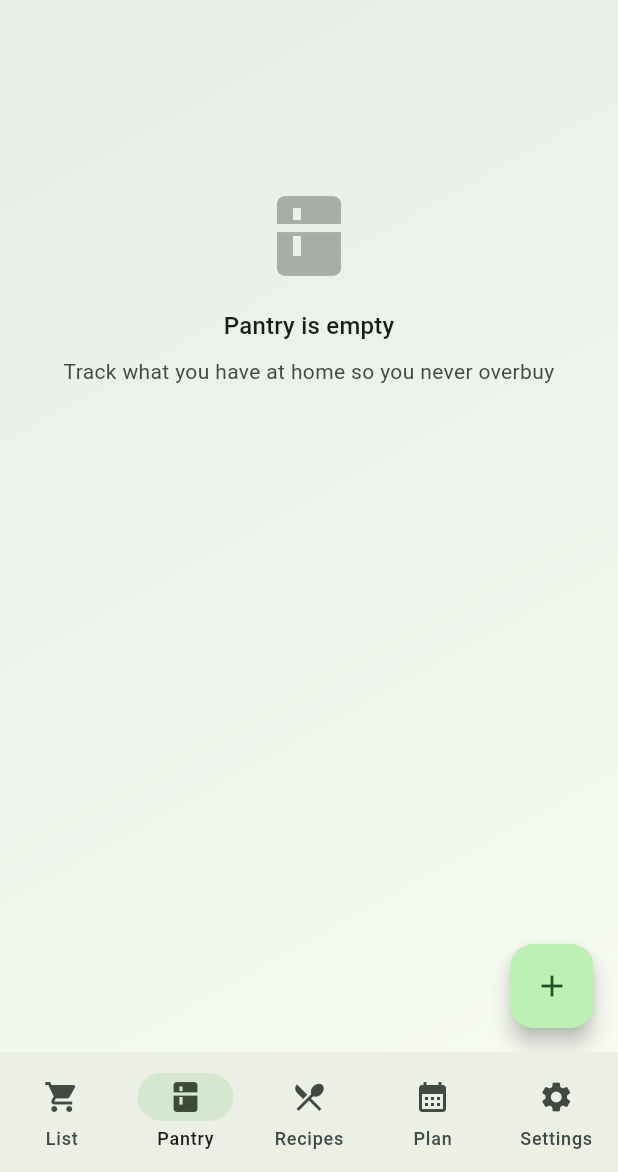
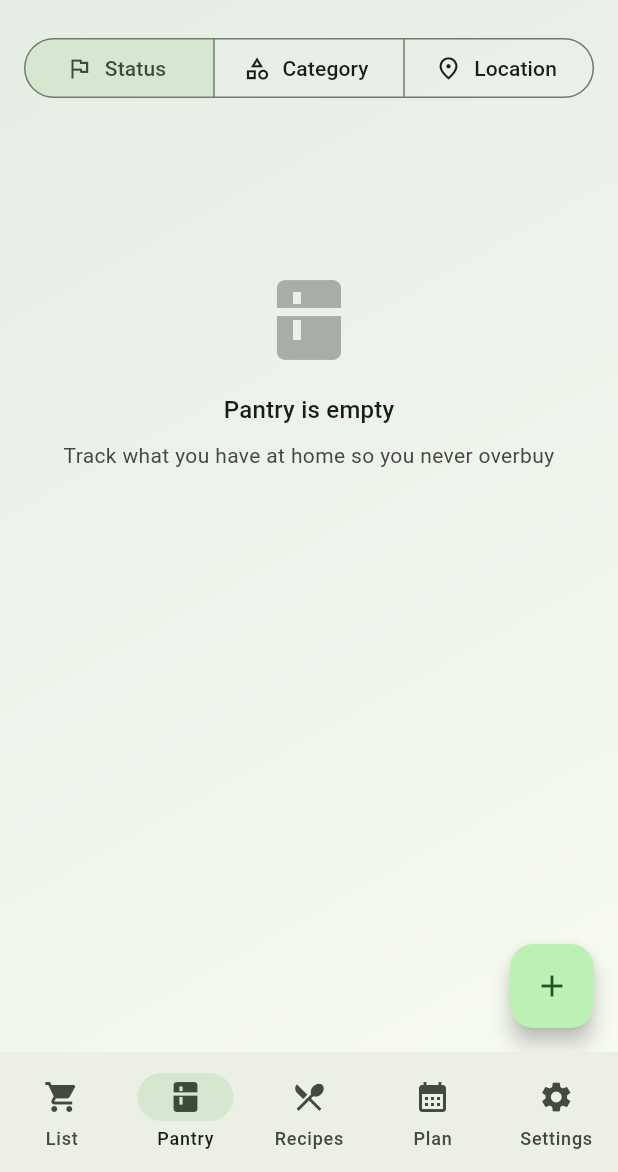
Before and after one commit to DazedDingo/groceries-app, a Flutter app: the PantryScreen screen opened by its route, on a phone screen of 412 x 824 dp, the part 64-1236 px from its top. Run offline on Flutter 3.47's test engine with Material 3 defaults, Android fonts, the phone set to English and light mode, and no system bars; our stand-ins replace app_links, cloud_firestore, cloud_functions, firebase_auth, firebase_core, firebase_messaging and 7 more; missing offline and left inert: android_intent_plus, mobile_scanner; accounts and stored records are empty.

Commit message:
feat(pantry): group-by toggle — status / category / location
Adds a SegmentedButton at the top of the Pantry tab that switches
between the existing status-bucketed view and two new grouped views
(by category and by location). Grouping choice persists across
sessions via SharedPreferences.

New pantry_grouper.dart holds the pure grouping/sorting logic so it
can be unit-tested without Firestore:
- statusRank(): expired < expiring < below-optimal < stale < stocked
- groupByCategory(): respects display order, Uncategorised bucket last
- groupByLocation(): built-in PantryLocation first, custom, then Not set
- both modes float expired items to the top of each section

Co-Authored-By: Claude Opus 4.7 <noreply@anthropic.com>

```diff
--- a/lib/providers/pantry_provider.dart
+++ b/lib/providers/pantry_provider.dart
@@ -1,4 +1,5 @@
 import 'package:flutter_riverpod/flutter_riverpod.dart';
+import 'package:shared_preferences/shared_preferences.dart';
 import '../services/pantry_service.dart';
 import '../services/location_service.dart';
 import '../models/pantry_item.dart';
@@ -31,3 +32,47 @@ final filteredPantryProvider = Provider<List<PantryItem>>((ref) {
   }
   return items;
 });
+
+/// How the pantry screen groups items. `status` is the original layout
+/// (Expired → Needs restock → Stocked). `category` and `location` swap that
+/// out for a flat list with headers per category or per location.
+enum PantryGrouping {
+  status('status', 'Status'),
+  category('category', 'Category'),
+  location('location', 'Location');
+
+  final String id;
+  final String label;
+  const PantryGrouping(this.id, this.label);
+
+  static PantryGrouping fromId(String? id) {
+    for (final g in PantryGrouping.values) {
+      if (g.id == id) return g;
+    }
+    return PantryGrouping.status;
+  }
+}
+
+final pantryGroupingProvider =
+    StateNotifierProvider<PantryGroupingNotifier, PantryGrouping>((ref) {
+  return PantryGroupingNotifier();
+});
+
+class PantryGroupingNotifier extends StateNotifier<PantryGrouping> {
+  PantryGroupingNotifier() : super(PantryGrouping.status) {
+    _load();
+  }
+
+  static const _prefsKey = 'pantryGrouping';
+
+  Future<void> _load() async {
+    final prefs = await SharedPreferences.getInstance();
+    state = PantryGrouping.fromId(prefs.getString(_prefsKey));
+  }
+
+  Future<void> set(PantryGrouping grouping) async {
+    state = grouping;
+    final prefs = await SharedPreferences.getInstance();
+    await prefs.setString(_prefsKey, grouping.id);
+  }
+}
--- a/lib/screens/pantry/pantry_screen.dart
+++ b/lib/screens/pantry/pantry_screen.dart
@@ -12,6 +12,8 @@ import '../../models/item.dart';
 import '../../models/category.dart';
 import '../../models/pantry_item.dart';
 import '../../services/category_guesser.dart';
+import '../../services/pantry_grouper.dart';
+import '../../services/pantry_service.dart';
 import '../../services/running_low_promoter.dart';
 import '../../services/text_item_parser.dart';
 import '../shared/bulk_add_dialog.dart';
@@ -219,8 +221,10 @@ class _PantryScreenState extends ConsumerState<PantryScreen> {
   Widget build(BuildContext context) {
     final pantry = ref.watch(filteredPantryProvider);
     final selectedCat = ref.watch(pantrySelectedCategoryProvider);
+    final grouping = ref.watch(pantryGroupingProvider);
     final householdId = ref.watch(householdIdProvider).value ?? '';
     final categories = ref.watch(categoriesProvider).value ?? [];
+    final customLocations = ref.watch(customLocationsProvider).value ?? const <String>[];
     final pantryService = ref.watch(pantryServiceProvider);
     final itemsService = ref.watch(itemsServiceProvider);
     final items = ref.watch(itemsProvider).value ?? const <ShoppingItem>[];
@@ -361,6 +365,35 @@ class _PantryScreenState extends ConsumerState<PantryScreen> {
       ),
       body: Column(
         children: [
+          Padding(
+            padding: const EdgeInsets.fromLTRB(16, 8, 16, 0),
+            child: SizedBox(
+              width: double.infinity,
+              child: SegmentedButton<PantryGrouping>(
+                segments: const [
+                  ButtonSegment(
+                    value: PantryGrouping.status,
+                    label: Text('Status'),
+                    icon: Icon(Icons.flag_outlined),
+                  ),
+                  ButtonSegment(
+                    value: PantryGrouping.category,
+                    label: Text('Category'),
+                    icon: Icon(Icons.category_outlined),
+                  ),
+                  ButtonSegment(
+                    value: PantryGrouping.location,
+                    label: Text('Location'),
+                    icon: Icon(Icons.place_outlined),
+                  ),
+                ],
+                selected: {grouping},
+                onSelectionChanged: (s) =>
+                    ref.read(pantryGroupingProvider.notifier).set(s.first),
+                showSelectedIcon: false,
+              ),
+            ),
+          ),
           if (categories.isNotEmpty)
             SingleChildScrollView(
               scrollDirection: Axis.horizontal,
@@ -396,112 +429,21 @@ class _PantryScreenState extends ConsumerState<PantryScreen> {
                   )
                 : ListView(
                     physics: const AlwaysScrollableScrollPhysics(),
-                    children: [
-                      if (expired.isNotEmpty) ...[
-                        Container(
-                          margin: const EdgeInsets.fromLTRB(16, 8, 16, 4),
-                          padding: const EdgeInsets.all(12),
-                          decoration: BoxDecoration(
-                            color: Theme.of(context).colorScheme.errorContainer,
-                            borderRadius: BorderRadius.circular(8),
-                          ),
-                          child: Row(
-                            children: [
-                              Icon(Icons.warning_amber, color: Theme.of(context).colorScheme.onErrorContainer),
-                              const SizedBox(width: 8),
-                              Expanded(
-                                child: Text(
-                                  '${expired.length} expired item${expired.length == 1 ? '' : 's'} — consider removing',
-                                  style: TextStyle(color: Theme.of(context).colorScheme.onErrorContainer),
-                                ),
-                              ),
-                              TextButton(
-                                onPressed: () async {
-                                  final confirm = await showDialog<bool>(
-                                    context: context,
-                                    builder: (ctx) => AlertDialog(
-                                      title: const Text('Clear expired items?'),
-                                      content: Text('This will remove ${expired.length} expired item${expired.length == 1 ? '' : 's'} from your pantry.'),
-                                      actions: [
-                                        TextButton(onPressed: () => Navigator.pop(ctx, false), child: const Text('Cancel')),
-                                        FilledButton(onPressed: () => Navigator.pop(ctx, true), child: const Text('Clear')),
-                                      ],
-                                    ),
-                                  );
-                                  if (confirm == true) {
-                                    pantryService.clearExpired(
-                                      householdId,
-                                      expired.map((e) => e.id).toList(),
-                                    );
-                                  }
-                                },
-                                child: Text('Clear all',
-                                  style: TextStyle(color: Theme.of(context).colorScheme.onErrorContainer)),
-                              ),
-                            ],
-                          ),
-                        ),
-                        Padding(
-                          padding: const EdgeInsets.fromLTRB(16, 8, 16, 4),
-                          child: Text('Expired',
-                              style: Theme.of(context).textTheme.labelLarge?.copyWith(
-                                    color: Theme.of(context).colorScheme.error,
-                                  )),
-                        ),
-                        ...expired.map(buildTile),
-                        const Divider(),
-                      ],
-                      if (expiringSoon.isNotEmpty) ...[
-                        Padding(
-                          padding: const EdgeInsets.fromLTRB(16, 8, 16, 4),
-                          child: Text('Expiring soon',
-                              style: Theme.of(context).textTheme.labelLarge?.copyWith(
-                                    color: Colors.orange,
-                                  )),
-                        ),
-                        ...expiringSoon.map(buildTile),
-                        const Divider(),
-                      ],
-                      if (stale.isNotEmpty) ...[
-                        Padding(
-                          padding: const EdgeInsets.fromLTRB(16, 12, 16, 4),
-                          child: Text('Sitting unused',
-                              style: Theme.of(context).textTheme.labelLarge?.copyWith(
-                                    color: Colors.brown,
-                                  )),
-                        ),
-                        Padding(
-                          padding: const EdgeInsets.fromLTRB(16, 0, 16, 4),
-                          child: Text(
-                            'In your pantry 60+ days — use it or bin it.',
-                            style: Theme.of(context).textTheme.bodySmall?.copyWith(
-                                  color: Theme.of(context).colorScheme.onSurfaceVariant,
-                                ),
-                          ),
-                        ),
-                        ...stale.map(buildTile),
-                        const Divider(),
-                      ],
-                      if (needsRestock.isNotEmpty) ...[
-                        Padding(
-                          padding: const EdgeInsets.fromLTRB(16, 12, 16, 4),
-                          child: Text('Needs restocking',
-                              style: Theme.of(context).textTheme.labelLarge?.copyWith(
-                                    color: Theme.of(context).colorScheme.error,
-                                  )),
-                        ),
-                        ...needsRestock.map(buildTile),
-                        const Divider(),
-                      ],
-                      if (stocked.isNotEmpty) ...[
-                        Padding(
-                          padding: const EdgeInsets.fromLTRB(16, 8, 16, 4),
-                          child: Text('Stocked',
-                              style: Theme.of(context).textTheme.labelLarge),
-                        ),
-                        ...stocked.map(buildTile),
-                      ],
-                    ],
+                    children: _buildListChildren(
+                      context: context,
+                      grouping: grouping,
+                      pantry: pantry,
+                      categories: categories,
+                      customLocations: customLocations,
+                      expired: expired,
+                      expiringSoon: expiringSoon,
+                      stale: stale,
+                      needsRestock: needsRestock,
+                      stocked: stocked,
+                      householdId: householdId,
+                      pantryService: pantryService,
+                      buildTile: buildTile,
+                    ),
                   ),
             ),
           ),
@@ -531,6 +473,144 @@ class _PantryScreenState extends ConsumerState<PantryScreen> {
               child: const Icon(Icons.add),
             ),
     );
+  }
+
+  /// Builds the children of the pantry list's `ListView`. Branches on the
+  /// grouping mode: Status mirrors the original layout; Category / Location
+  /// replace the status buckets with category- or location-headed sections
+  /// (expired items still float to the top inside each group via
+  /// `pantry_grouper.dart`).
+  List<Widget> _buildListChildren({
+    required BuildContext context,
+    required PantryGrouping grouping,
+    required List<PantryItem> pantry,
+    required List<GroceryCategory> categories,
+    required List<String> customLocations,
+    required List<PantryItem> expired,
+    required List<PantryItem> expiringSoon,
+    required List<PantryItem> stale,
+    required List<PantryItem> needsRestock,
+    required List<PantryItem> stocked,
+    required String householdId,
+    required PantryService pantryService,
+    required Widget Function(PantryItem) buildTile,
+  }) {
+    final theme = Theme.of(context);
+
+    Widget sectionHeader(String text, {Color? color, String? subtext}) {
+      final color0 = color ?? theme.textTheme.labelLarge?.color;
+      return Column(
+        crossAxisAlignment: CrossAxisAlignment.start,
+        children: [
+          Padding(
+            padding: const EdgeInsets.fromLTRB(16, 12, 16, 4),
+            child: Text(text,
+                style: theme.textTheme.labelLarge?.copyWith(color: color0)),
+          ),
+          if (subtext != null)
+            Padding(
+              padding: const EdgeInsets.fromLTRB(16, 0, 16, 4),
+              child: Text(
+                subtext,
+                style: theme.textTheme.bodySmall?.copyWith(
+                      color: theme.colorScheme.onSurfaceVariant,
+                    ),
+              ),
+            ),
+        ],
+      );
+    }
+
+    Widget expiredBanner() => Container(
+      margin: const EdgeInsets.fromLTRB(16, 8, 16, 4),
+      padding: const EdgeInsets.all(12),
+      decoration: BoxDecoration(
+        color: theme.colorScheme.errorContainer,
+        borderRadius: BorderRadius.circular(8),
+      ),
+      child: Row(
+        children: [
+          Icon(Icons.warning_amber, color: theme.colorScheme.onErrorContainer),
+          const SizedBox(width: 8),
+          Expanded(
+            child: Text(
+              '${expired.length} expired item${expired.length == 1 ? '' : 's'} — consider removing',
+              style: TextStyle(color: theme.colorScheme.onErrorContainer),
+            ),
+          ),
+          TextButton(
+            onPressed: () async {
+              final confirm = await showDialog<bool>(
+                context: context,
+                builder: (ctx) => AlertDialog(
+                  title: const Text('Clear expired items?'),
+                  content: Text('This will remove ${expired.length} expired item${expired.length == 1 ? '' : 's'} from your pantry.'),
+                  actions: [
+                    TextButton(onPressed: () => Navigator.pop(ctx, false), child: const Text('Cancel')),
+                    FilledButton(onPressed: () => Navigator.pop(ctx, true), child: const Text('Clear')),
+                  ],
+                ),
+              );
+              if (confirm == true) {
+                pantryService.clearExpired(
+                  householdId,
+                  expired.map((e) => e.id).toList(),
+                );
+              }
+            },
+            child: Text('Clear all',
+                style: TextStyle(color: theme.colorScheme.onErrorContainer)),
+          ),
+        ],
+      ),
+    );
+
+    if (grouping == PantryGrouping.status) {
+      return [
+        if (expired.isNotEmpty) ...[
+          expiredBanner(),
+          sectionHeader('Expired', color: theme.colorScheme.error),
+          ...expired.map(buildTile),
+          const Divider(),
+        ],
+        if (expiringSoon.isNotEmpty) ...[
+          sectionHeader('Expiring soon', color: Colors.orange),
+          ...expiringSoon.map(buildTile),
+          const Divider(),
+        ],
+        if (stale.isNotEmpty) ...[
+          sectionHeader(
+            'Sitting unused',
+            color: Colors.brown,
+            subtext: 'In your pantry 60+ days — use it or bin it.',
+          ),
+          ...stale.map(buildTile),
+          const Divider(),
+        ],
+        if (needsRestock.isNotEmpty) ...[
+          sectionHeader('Needs restocking', color: theme.colorScheme.error),
+          ...needsRestock.map(buildTile),
+          const Divider(),
+        ],
+        if (stocked.isNotEmpty) ...[
+          sectionHeader('Stocked'),
+          ...stocked.map(buildTile),
+        ],
+      ];
+    }
+
+    final groups = grouping == PantryGrouping.category
+        ? groupByCategory(pantry, categories)
+        : groupByLocation(pantry, customLocations);
+
+    return [
+      if (expired.isNotEmpty) expiredBanner(),
+      for (final g in groups) ...[
+        sectionHeader(g.label),
+        ...g.items.map(buildTile),
+        const Divider(),
+      ],
+    ];
   }
 
   void _showBulkAddDialog(BuildContext context, WidgetRef ref,
```
Also changed, not shown: lib/services/pantry_grouper.dart (added, +91 -0 lines), 1 other file.
